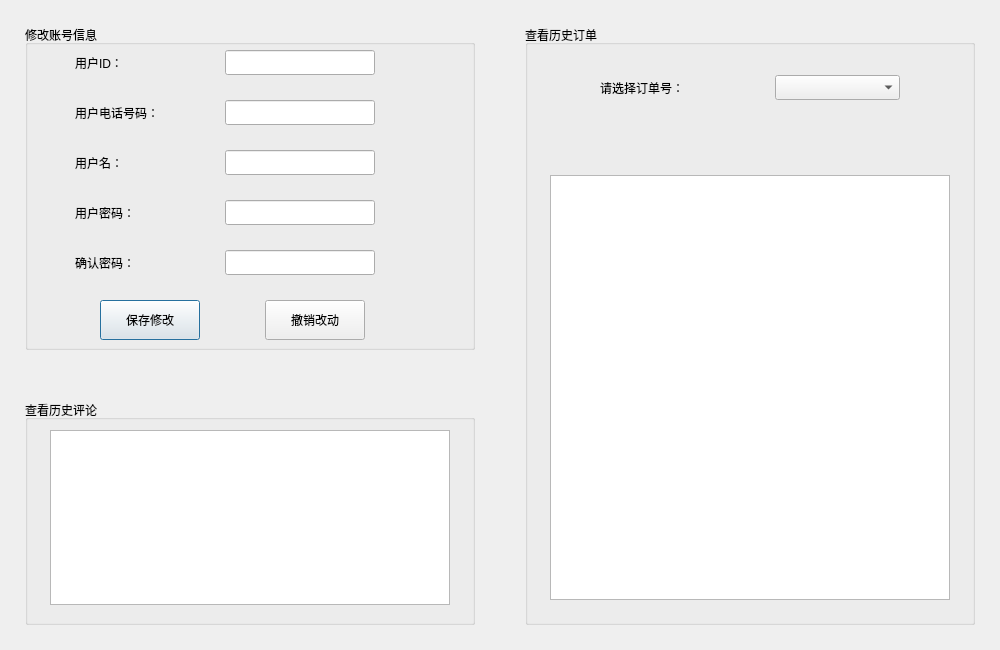
Above: ProjectFrontend/ProfileView.ui from Vladimir2506/ProjectCpp before the change. Below: the same form after it.
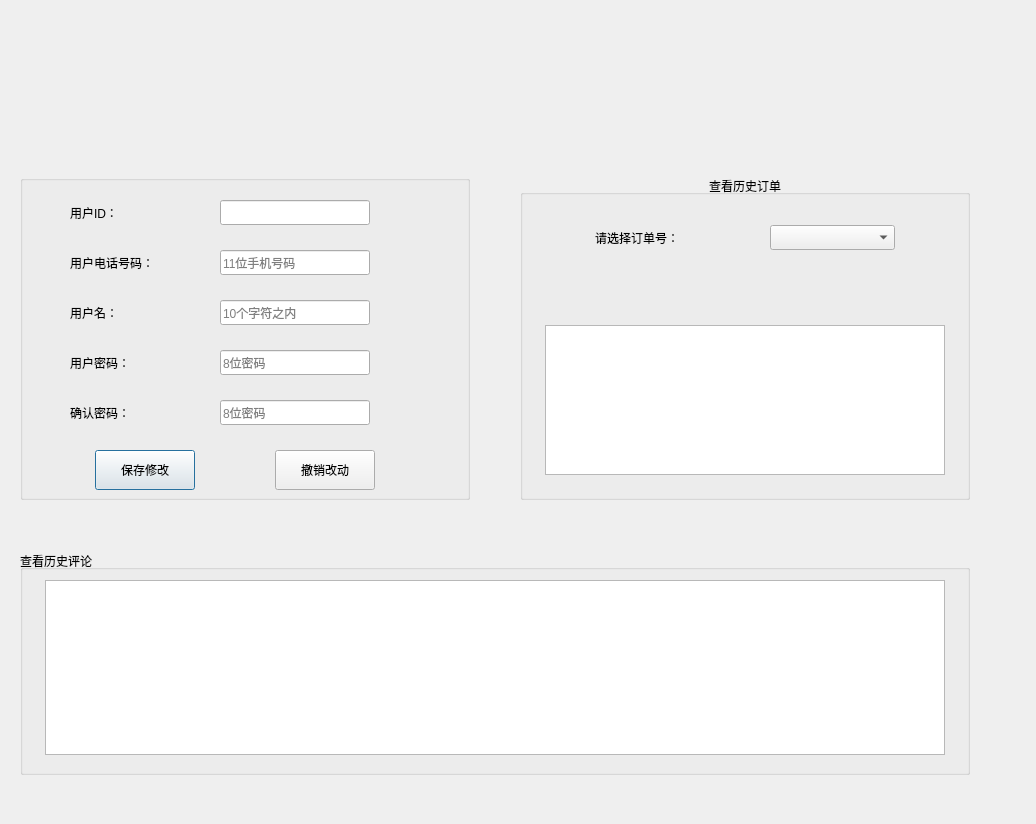
That is the form after the change.

```diff
--- a/ProjectFrontend/ProfileView.ui
+++ b/ProjectFrontend/ProfileView.ui
@@ -6,8 +6,8 @@
    <rect>
     <x>0</x>
     <y>0</y>
-    <width>1000</width>
-    <height>650</height>
+    <width>1036</width>
+    <height>824</height>
    </rect>
   </property>
   <property name="windowTitle">
@@ -16,14 +16,14 @@
   <widget class="QGroupBox" name="gbProfile">
    <property name="geometry">
     <rect>
-     <x>25</x>
-     <y>25</y>
+     <x>20</x>
+     <y>175</y>
      <width>450</width>
      <height>325</height>
     </rect>
    </property>
    <property name="title">
-    <string>修改账号信息</string>
+    <string/>
    </property>
    <widget class="QLabel" name="lblID">
     <property name="geometry">
@@ -92,6 +92,9 @@
     <property name="echoMode">
      <enum>QLineEdit::Password</enum>
     </property>
+    <property name="placeholderText">
+     <string>8位密码</string>
+    </property>
    </widget>
    <widget class="QLineEdit" name="leDeux">
     <property name="geometry">
@@ -108,6 +111,9 @@
     <property name="echoMode">
      <enum>QLineEdit::Password</enum>
     </property>
+    <property name="placeholderText">
+     <string>8位密码</string>
+    </property>
    </widget>
    <widget class="QLineEdit" name="lePhone">
     <property name="geometry">
@@ -121,6 +127,9 @@
     <property name="maxLength">
      <number>11</number>
     </property>
+    <property name="placeholderText">
+     <string>11位手机号码</string>
+    </property>
    </widget>
    <widget class="QLineEdit" name="leID">
     <property name="geometry">
@@ -190,7 +199,7 @@
    <widget class="QPushButton" name="btnUndo">
     <property name="geometry">
      <rect>
-      <x>240</x>
+      <x>255</x>
       <y>275</y>
       <width>100</width>
       <height>40</height>
@@ -225,6 +234,9 @@
     <property name="maxLength">
      <number>10</number>
     </property>
+    <property name="placeholderText">
+     <string>10个字符之内</string>
+    </property>
    </widget>
    <widget class="QLabel" name="lblState4">
     <property name="geometry">
@@ -243,22 +255,25 @@
   <widget class="QGroupBox" name="gbOrders">
    <property name="geometry">
     <rect>
-     <x>525</x>
-     <y>25</y>
+     <x>520</x>
+     <y>175</y>
      <width>450</width>
-     <height>600</height>
+     <height>325</height>
     </rect>
    </property>
    <property name="title">
     <string>查看历史订单</string>
    </property>
+   <property name="alignment">
+    <set>Qt::AlignCenter</set>
+   </property>
    <widget class="QTableView" name="tbOrders">
     <property name="geometry">
      <rect>
       <x>25</x>
       <y>150</y>
       <width>400</width>
-      <height>425</height>
+      <height>150</height>
      </rect>
     </property>
     <property name="editTriggers">
@@ -311,21 +326,24 @@
   <widget class="QGroupBox" name="gbComments">
    <property name="geometry">
     <rect>
-     <x>25</x>
-     <y>400</y>
-     <width>450</width>
+     <x>20</x>
+     <y>550</y>
+     <width>950</width>
      <height>225</height>
     </rect>
    </property>
    <property name="title">
     <string>查看历史评论</string>
    </property>
+   <property name="alignment">
+    <set>Qt::AlignLeading|Qt::AlignLeft|Qt::AlignVCenter</set>
+   </property>
    <widget class="QTableView" name="tbComments">
     <property name="geometry">
      <rect>
       <x>25</x>
       <y>30</y>
-      <width>400</width>
+      <width>900</width>
       <height>175</height>
      </rect>
     </property>
@@ -337,6 +355,23 @@
     </property>
    </widget>
   </widget>
+  <widget class="QLabel" name="lblProfBGN">
+   <property name="geometry">
+    <rect>
+     <x>0</x>
+     <y>0</y>
+     <width>1000</width>
+     <height>800</height>
+    </rect>
+   </property>
+   <property name="text">
+    <string/>
+   </property>
+  </widget>
+  <zorder>lblProfBGN</zorder>
+  <zorder>gbProfile</zorder>
+  <zorder>gbOrders</zorder>
+  <zorder>gbComments</zorder>
  </widget>
  <layoutdefault spacing="6" margin="11"/>
  <resources/>
```
